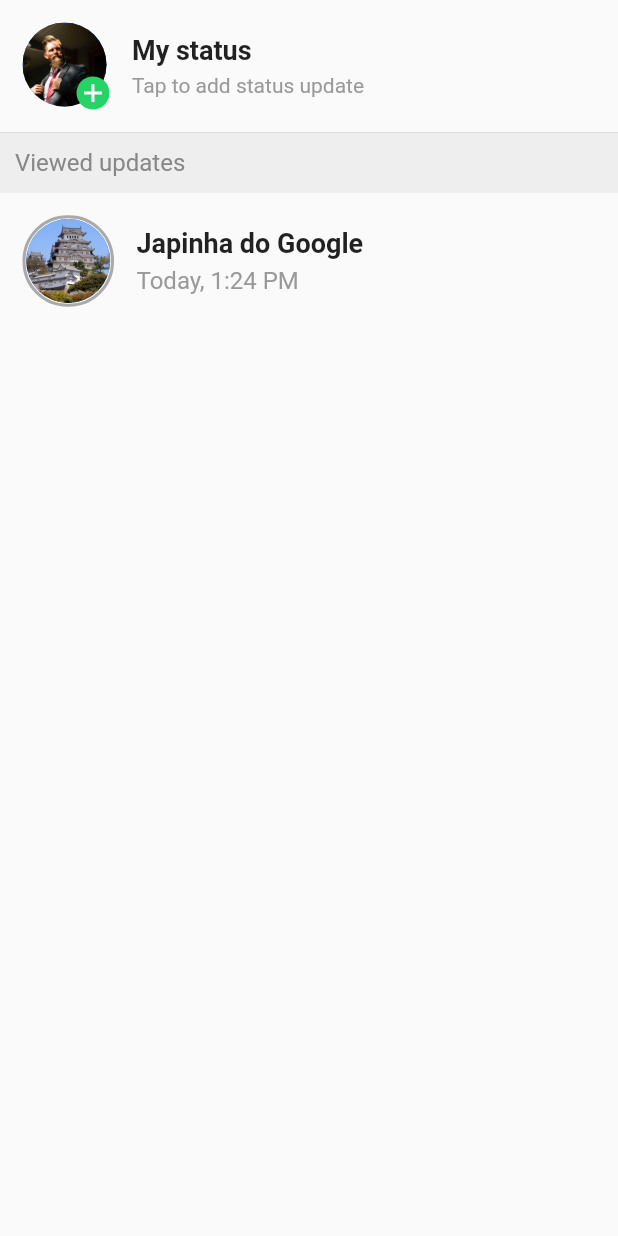
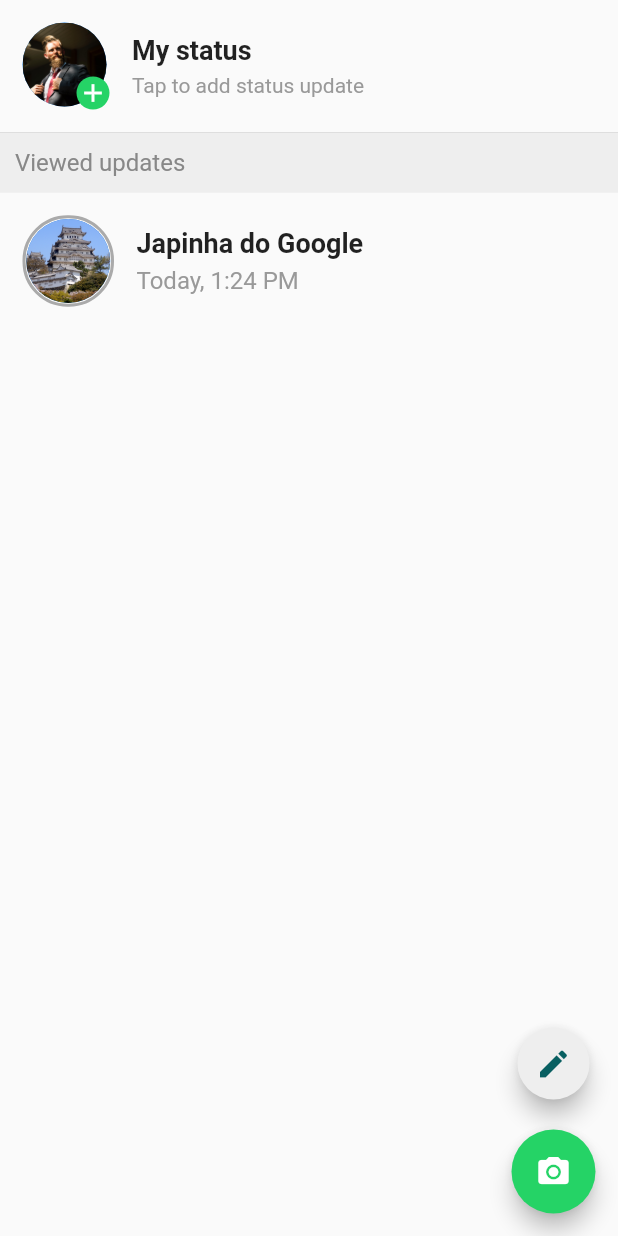
Before and after one commit to FelipeNS/flutter-ui-clone-whatsapp, a Flutter app: the Status widget shown alone on an empty page, opened directly, on a phone screen of 412 x 824 dp. Run offline on Flutter 3.47's test engine with Material 2 defaults, Android fonts, the phone set to English and light mode, and no system bars.

Commit message:
Alterações na TabBarView de Status

```diff
--- a/lib/TabsViews/status.dart
+++ b/lib/TabsViews/status.dart
@@ -158,6 +158,43 @@ class Status extends StatelessWidget {
               ],
             ),
           ),
+          Row(
+            mainAxisAlignment: MainAxisAlignment.end,
+            children: <Widget>[
+              Container(
+                padding: EdgeInsets.all(15.0),
+                child: Column(
+                  children: <Widget>[
+                    Container(
+                      width: 48.0,
+                      height: 48.0,
+                      child: FloatingActionButton(
+                        backgroundColor: Color(0xFFEEEEEE),
+                        child: Center(
+                          child: Icon(
+                            Icons.edit,
+                            color: Color(0xFF085F61),
+                          ),
+                        ),
+                      ),
+                    ),
+                    Container(
+                      margin: EdgeInsets.only(top: 20.0),
+                      child: FloatingActionButton(
+                        backgroundColor: Theme.of(context).accentColor,
+                        child: Center(
+                          child: Icon(
+                            Icons.camera_alt,
+                            color: Colors.white,
+                          ),
+                        ),
+                      ),
+                    ),
+                  ],
+                ),
+              ),
+            ],
+          ),
         ],
       ),
     );
```
